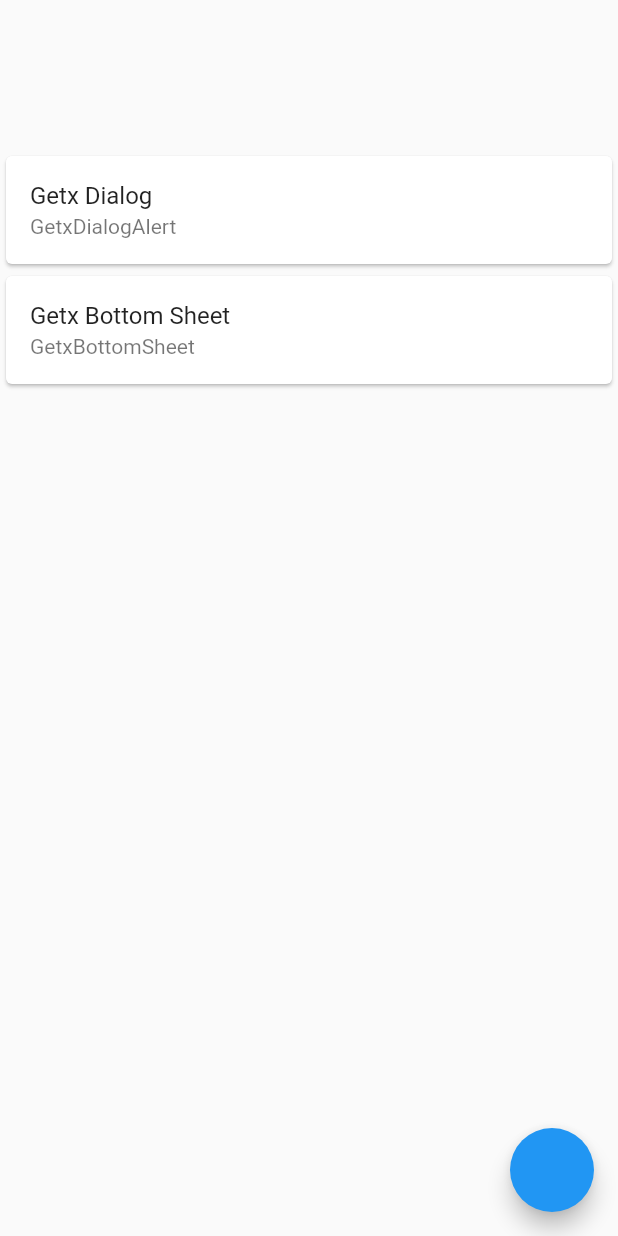
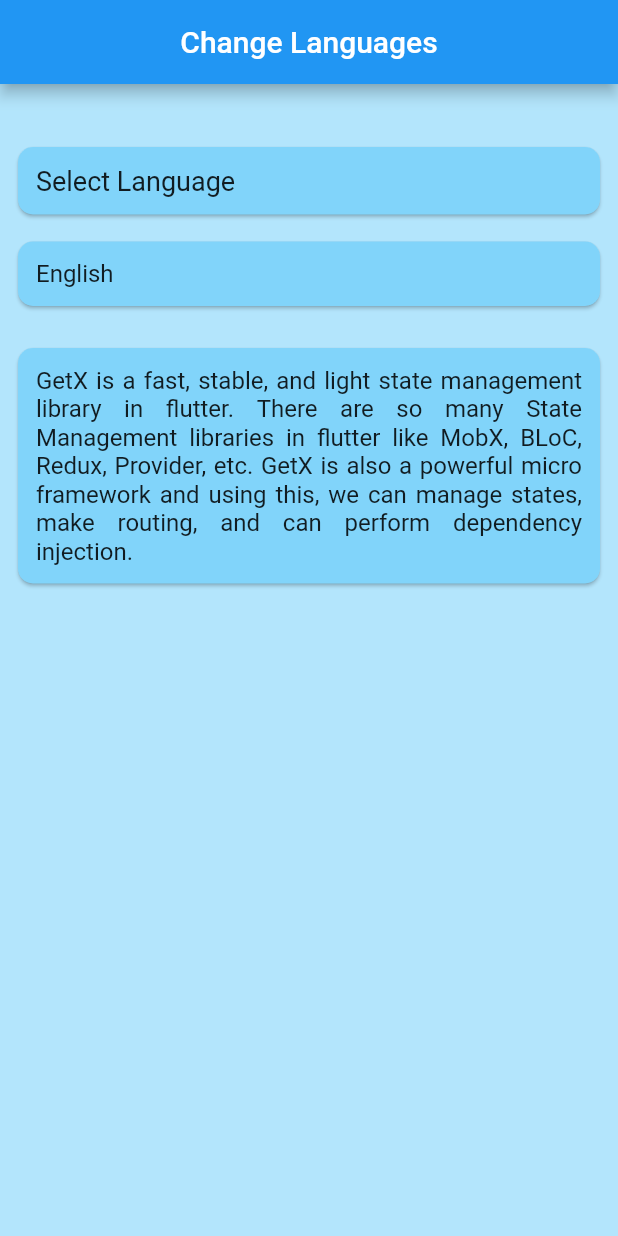
Before and after one commit to NamanGajera/flutter_getx, a Flutter app: the screen it shows after launch, on a phone screen of 412 x 824 dp. Run offline on Flutter 3.47's test engine with Material 2 defaults, Android fonts, the phone set to English and light mode, and no system bars; our stand-ins replace get.

Commit message:
change languages

```diff
--- /dev/null
+++ b/lib/changelanguages.dart
@@ -0,0 +1,115 @@
+import 'package:flutter/material.dart';
+import 'package:get/get.dart';
+
+class ChangeLan extends StatelessWidget {
+  const ChangeLan({super.key});
+
+  @override
+  Widget build(BuildContext context) {
+    return Scaffold(
+      backgroundColor: Colors.lightBlue.shade100,
+      appBar: AppBar(
+        title: Text('title'.tr),
+        centerTitle: true,
+      ),
+      body: Padding(
+        padding: const EdgeInsets.all(8.0),
+        child: Column(
+          crossAxisAlignment: CrossAxisAlignment.stretch,
+          children: [
+            const SizedBox(
+              height: 30,
+            ),
+            InkWell(
+              onTap: () {
+                Get.defaultDialog(
+                    title: 'selectlan'.tr,
+                    titlePadding: const EdgeInsets.only(top: 15, bottom: 10),
+                    content: Column(
+                      children: [
+                        InkWell(
+                          onTap: () {
+                            Get.updateLocale(const Locale('en', 'US'));
+                            Get.back();
+                          },
+                          child: const Text(
+                            'English',
+                            style: TextStyle(fontSize: 16),
+                          ),
+                        ),
+                        const SizedBox(height: 10),
+                        InkWell(
+                          onTap: () {
+                            Get.updateLocale(const Locale('gu', 'IND'));
+                            Get.back();
+                          },
+                          child: const Text(
+                            'Gujarati',
+                            style: TextStyle(fontSize: 16),
+                          ),
+                        ),
+                        const SizedBox(height: 10),
+                        InkWell(
+                          onTap: () {
+                            Get.updateLocale(const Locale('hin', 'IND'));
+                            Get.back();
+                          },
+                          child: const Text(
+                            'Hindi',
+                            style: TextStyle(fontSize: 16),
+                          ),
+                        ),
+                      ],
+                    ));
+              },
+              child: Card(
+                color: Colors.lightBlue.shade200,
+                shape: RoundedRectangleBorder(
+                  borderRadius: BorderRadius.circular(10),
+                ),
+                child: Padding(
+                  padding: const EdgeInsets.all(12.0),
+                  child: Text(
+                    'selectlan'.tr,
+                    style: const TextStyle(fontSize: 18),
+                  ),
+                ),
+              ),
+            ),
+            const SizedBox(height: 10),
+            Card(
+              color: Colors.lightBlue.shade200,
+              shape: RoundedRectangleBorder(
+                borderRadius: BorderRadius.circular(10),
+              ),
+              child: Padding(
+                padding: const EdgeInsets.all(12.0),
+                child: Text(
+                  'name'.tr,
+                  style: const TextStyle(fontSize: 16),
+                ),
+              ),
+            ),
+            const SizedBox(height: 20),
+            Card(
+              color: Colors.lightBlue.shade200,
+              shape: RoundedRectangleBorder(
+                borderRadius: BorderRadius.circular(10),
+              ),
+              child: Padding(
+                padding: const EdgeInsets.all(12.0),
+                child: Text(
+                  'body'.tr,
+                  style: const TextStyle(
+                    fontSize: 16,
+                  ),
+                  textAlign: TextAlign.justify,
+                ),
+              ),
+            ),
+          ],
+        ),
+      ),
+    );
+  }
+}
--- a/lib/homescreen.dart
+++ b/lib/homescreen.dart
@@ -1,5 +1,4 @@
 import 'package:flutter/material.dart';
-import 'package:flutter/scheduler.dart';
 import 'package:get/get.dart';
 
 class HomeScreen extends StatelessWidget {
--- /dev/null
+++ b/lib/languages.dart
@@ -0,0 +1,29 @@
+import 'package:get/get_navigation/src/root/internacionalization.dart';
+
+class languages extends Translations {
+  @override
+  // TODO: implement keys
+  Map<String, Map<String, String>> get keys => {
+        'en_US': {
+          'title': 'Change Languages',
+          'selectlan': 'Select Language',
+          'name': 'English',
+          'body':
+              'GetX is a fast, stable, and light state management library in flutter. There are so many State Management libraries in flutter like MobX, BLoC, Redux, Provider, etc. GetX is also a powerful micro framework and using this, we can manage states, make routing, and can perform dependency injection.',
+        },
+        'gu_IND': {
+          'title': 'ભાષા બદલો',
+          'selectlan': 'ભાષા પસંદ કરો',
+          'name': 'ગુજરાતી',
+          'body':
+              'GetX એ એક ઝડપી, સ્થિર અને હલકી સ્થિતિનું સંચાલન પુસ્તકાલય છે. MobX, BLoC, Redux, Provider, વગેરે જેવી ઘણી બધી સ્ટેટ મેનેજમેન્ટ લાઇબ્રેરીઓ ફફડાટમાં છે. GetX એ એક શક્તિશાળી માઇક્રો ફ્રેમવર્ક પણ છે અને તેનો ઉપયોગ કરીને, અમે સ્ટેટ્સ મેનેજ કરી શકીએ છીએ, રૂટીંગ બનાવી શકીએ છીએ અને ડિપેન્ડન્સી ઈન્જેક્શન કરી શકીએ છીએ.',
+        },
+        'hin_IND': {
+          'title': 'भाषाएँ बदलें',
+          'selectlan': 'भाषा चुने',
+          'name': 'हिंदी',
+          'body':
+              'GetX फ़्लटर में एक तेज़, स्थिर और हल्की स्थिति प्रबंधन लाइब्रेरी है। स्पंदन में बहुत सारे राज्य प्रबंधन पुस्तकालय हैं जैसे MobX, BLoC, Redux, Provider, आदि। GetX भी एक शक्तिशाली माइक्रो फ्रेमवर्क है और इसका उपयोग करके, हम राज्यों का प्रबंधन कर सकते हैं, रूटिंग कर सकते हैं और निर्भरता इंजेक्शन कर सकते हैं।',
+        },
+      };
+}
--- a/lib/main.dart
+++ b/lib/main.dart
@@ -1,7 +1,9 @@
 // ignore_for_file: camel_case_types
 
 import 'package:flutter/material.dart';
+import 'package:flutter_getx/changelanguages.dart';
 import 'package:flutter_getx/homescreen.dart';
+import 'package:flutter_getx/languages.dart';
 import 'package:get/get.dart';
 import 'package:get/get_navigation/src/root/get_material_app.dart';
 
@@ -14,9 +16,13 @@ class flutter_getx extends StatelessWidget {
 
   @override
   Widget build(BuildContext context) {
-    return const GetMaterialApp(
+    return GetMaterialApp(
       debugShowCheckedModeBanner: false,
-      home: HomeScreen(),
+      translations: languages(),
+      locale: Locale('en', 'US'),
+      // for default language
+      fallbackLocale: Locale('en', 'US'),
+      home: const ChangeLan(),
     );
   }
 }
```
